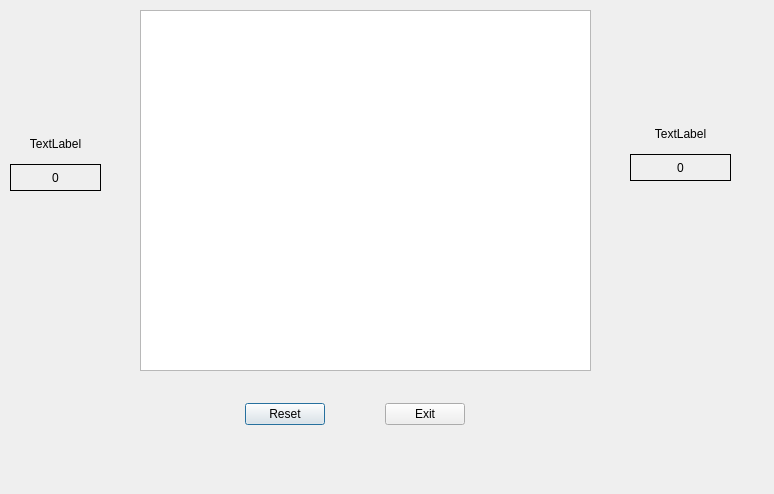
Before: the Qt Designer form 1vs1_qt/Second_version/dotandbox_1_1/game_window.ui in MarcoAlejandro/dotandbox_github, drawn with Qt 5.
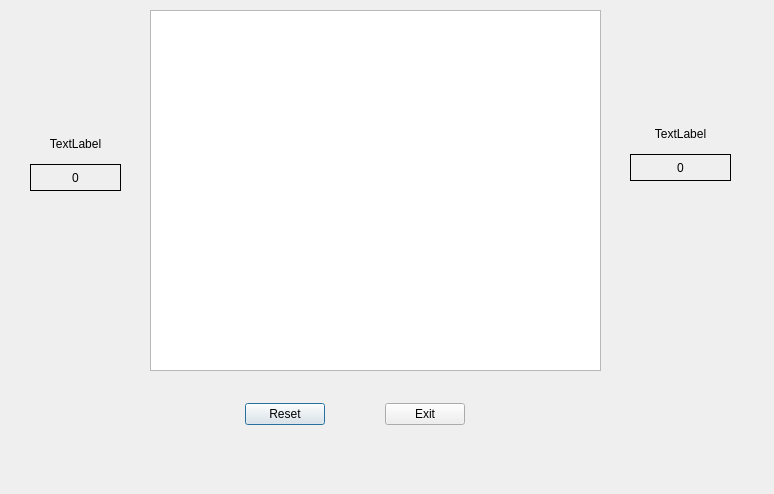
After: the same form once the commit is applied. Icons and pictures are not drawn. Custom widgets are drawn as their Qt base class.

Commit message: OUR game is almost ready. Play it ;)!

```diff
--- a/1vs1_qt/Second_version/dotandbox_1_1/game_window.ui
+++ b/1vs1_qt/Second_version/dotandbox_1_1/game_window.ui
@@ -16,10 +16,13 @@
   <property name="windowTitle">
    <string>Dialog</string>
   </property>
+  <property name="autoFillBackground">
+   <bool>false</bool>
+  </property>
   <widget class="map_graphics" name="g_map">
    <property name="geometry">
     <rect>
-     <x>140</x>
+     <x>150</x>
      <y>10</y>
      <width>451</width>
      <height>361</height>
@@ -31,6 +34,9 @@
    <property name="layoutDirection">
     <enum>Qt::LeftToRight</enum>
    </property>
+   <property name="autoFillBackground">
+    <bool>false</bool>
+   </property>
    <property name="frameShape">
     <enum>QFrame::StyledPanel</enum>
    </property>
@@ -112,7 +118,7 @@
   <widget class="QWidget" name="layoutWidget">
    <property name="geometry">
     <rect>
-     <x>10</x>
+     <x>30</x>
      <y>130</y>
      <width>91</width>
      <height>61</height>
@@ -188,7 +194,7 @@
    </property>
    <property name="geometry">
     <rect>
-     <x>10</x>
+     <x>20</x>
      <y>20</y>
      <width>111</width>
      <height>81</height>
```
Left out of the diff: 4 changed lines with no effect on the pictures. The commit also changes 14 other files.
